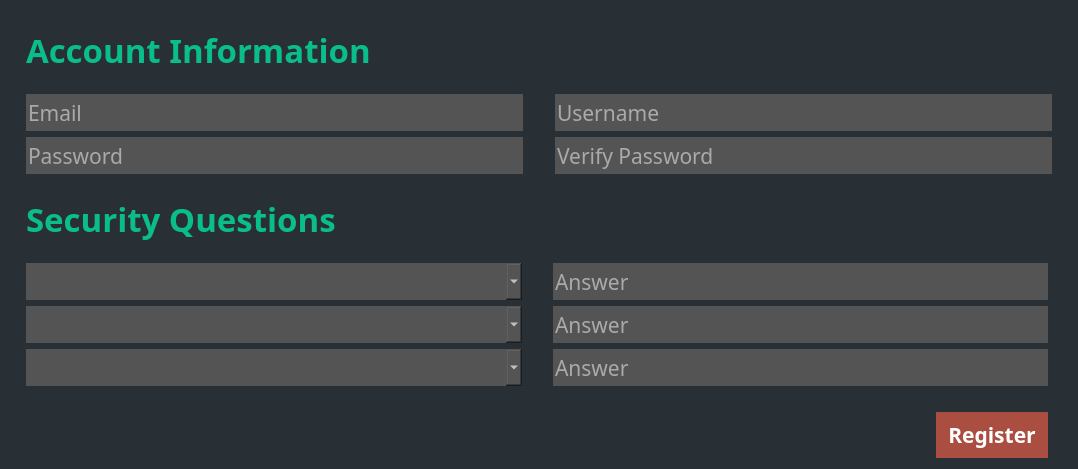
This is createaccount.ui in dparker2/StudyGroup as Qt 5 draws it before an edit. The edited form follows.
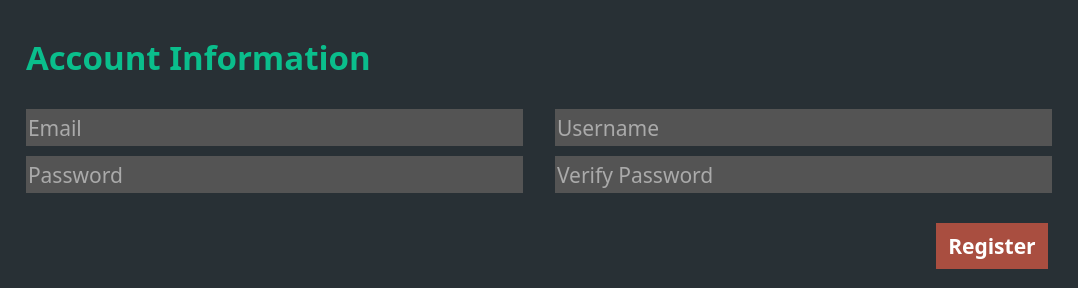
This is the edited form.

The edit to the form file:
```diff
--- a/createaccount.ui
+++ b/createaccount.ui
@@ -7,7 +7,7 @@
     <x>0</x>
     <y>0</y>
     <width>1078</width>
-    <height>469</height>
+    <height>288</height>
    </rect>
   </property>
   <property name="minimumSize">
@@ -190,258 +190,6 @@
      </item>
     </layout>
    </item>
-   <item row="4" column="1">
-    <layout class="QGridLayout" name="layout_security_questions">
-     <property name="leftMargin">
-      <number>0</number>
-     </property>
-     <property name="topMargin">
-      <number>0</number>
-     </property>
-     <property name="rightMargin">
-      <number>30</number>
-     </property>
-     <property name="bottomMargin">
-      <number>0</number>
-     </property>
-     <item row="4" column="1">
-      <spacer name="horizontalSpacer_3">
-       <property name="orientation">
-        <enum>Qt::Horizontal</enum>
-       </property>
-       <property name="sizeType">
-        <enum>QSizePolicy::Minimum</enum>
-       </property>
-       <property name="sizeHint" stdset="0">
-        <size>
-         <width>25</width>
-         <height>20</height>
-        </size>
-       </property>
-      </spacer>
-     </item>
-     <item row="6" column="2">
-      <widget class="QLineEdit" name="lineEdit_answer3">
-       <property name="minimumSize">
-        <size>
-         <width>0</width>
-         <height>37</height>
-        </size>
-       </property>
-       <property name="maximumSize">
-        <size>
-         <width>16777215</width>
-         <height>37</height>
-        </size>
-       </property>
-       <property name="font">
-        <font>
-         <family>Trebuchet MS</family>
-         <pointsize>16</pointsize>
-        </font>
-       </property>
-       <property name="styleSheet">
-        <string notr="true">background-color: #545454;
-color:white;
-border-style:none;</string>
-       </property>
-       <property name="placeholderText">
-        <string>Answer</string>
-       </property>
-      </widget>
-     </item>
-     <item row="8" column="0">
-      <spacer name="horizontalSpacer">
-       <property name="orientation">
-        <enum>Qt::Horizontal</enum>
-       </property>
-       <property name="sizeType">
-        <enum>QSizePolicy::Fixed</enum>
-       </property>
-       <property name="sizeHint" stdset="0">
-        <size>
-         <width>375</width>
-         <height>0</height>
-        </size>
-       </property>
-      </spacer>
-     </item>
-     <item row="4" column="0">
-      <widget class="QComboBox" name="comboBox_q2">
-       <property name="sizePolicy">
-        <sizepolicy hsizetype="Preferred" vsizetype="Fixed">
-         <horstretch>0</horstretch>
-         <verstretch>0</verstretch>
-        </sizepolicy>
-       </property>
-       <property name="minimumSize">
-        <size>
-         <width>0</width>
-         <height>37</height>
-        </size>
-       </property>
-       <property name="maximumSize">
-        <size>
-         <width>16777215</width>
-         <height>37</height>
-        </size>
-       </property>
-       <property name="font">
-        <font>
-         <family>Trebuchet MS</family>
-         <pointsize>16</pointsize>
-        </font>
-       </property>
-       <property name="styleSheet">
-        <string notr="true">background-color: #545454;
-color:white;
-border-style:none;</string>
-       </property>
-      </widget>
-     </item>
-     <item row="6" column="0">
-      <widget class="QComboBox" name="comboBox_q3">
-       <property name="sizePolicy">
-        <sizepolicy hsizetype="MinimumExpanding" vsizetype="Fixed">
-         <horstretch>0</horstretch>
-         <verstretch>0</verstretch>
-        </sizepolicy>
-       </property>
-       <property name="minimumSize">
-        <size>
-         <width>0</width>
-         <height>37</height>
-        </size>
-       </property>
-       <property name="maximumSize">
-        <size>
-         <width>16777215</width>
-         <height>37</height>
-        </size>
-       </property>
-       <property name="font">
-        <font>
-         <family>Trebuchet MS</family>
-         <pointsize>16</pointsize>
-        </font>
-       </property>
-       <property name="styleSheet">
-        <string notr="true">background-color: #545454;
-color:white;
-border-style:none;</string>
-       </property>
-      </widget>
-     </item>
-     <item row="2" column="0">
-      <widget class="QComboBox" name="comboBox_q1">
-       <property name="sizePolicy">
-        <sizepolicy hsizetype="MinimumExpanding" vsizetype="Fixed">
-         <horstretch>0</horstretch>
-         <verstretch>0</verstretch>
-        </sizepolicy>
-       </property>
-       <property name="minimumSize">
-        <size>
-         <width>0</width>
-         <height>37</height>
-        </size>
-       </property>
-       <property name="maximumSize">
-        <size>
-         <width>16777215</width>
-         <height>37</height>
-        </size>
-       </property>
-       <property name="sizeIncrement">
-        <size>
-         <width>0</width>
-         <height>37</height>
-        </size>
-       </property>
-       <property name="font">
-        <font>
-         <family>Trebuchet MS</family>
-         <pointsize>16</pointsize>
-        </font>
-       </property>
-       <property name="styleSheet">
-        <string notr="true">background-color: #545454;
-color:white;
-border-style:none;</string>
-       </property>
-       <property name="sizeAdjustPolicy">
-        <enum>QComboBox::AdjustToContents</enum>
-       </property>
-      </widget>
-     </item>
-     <item row="4" column="2">
-      <widget class="QLineEdit" name="lineEdit_answer2">
-       <property name="minimumSize">
-        <size>
-         <width>0</width>
-         <height>37</height>
-        </size>
-       </property>
-       <property name="maximumSize">
-        <size>
-         <width>16777215</width>
-         <height>37</height>
-        </size>
-       </property>
-       <property name="font">
-        <font>
-         <family>Trebuchet MS</family>
-         <pointsize>16</pointsize>
-        </font>
-       </property>
-       <property name="styleSheet">
-        <string notr="true">background-color: #545454;
-color:white;
-border-style:none;</string>
-       </property>
-       <property name="placeholderText">
-        <string>Answer</string>
-       </property>
-      </widget>
-     </item>
-     <item row="2" column="2">
-      <widget class="QLineEdit" name="lineEdit_answer1">
-       <property name="sizePolicy">
-        <sizepolicy hsizetype="MinimumExpanding" vsizetype="Fixed">
-         <horstretch>0</horstretch>
-         <verstretch>0</verstretch>
-        </sizepolicy>
-       </property>
-       <property name="minimumSize">
-        <size>
-         <width>0</width>
-         <height>37</height>
-        </size>
-       </property>
-       <property name="maximumSize">
-        <size>
-         <width>16777215</width>
-         <height>37</height>
-        </size>
-       </property>
-       <property name="font">
-        <font>
-         <family>Trebuchet MS</family>
-         <pointsize>16</pointsize>
-        </font>
-       </property>
-       <property name="styleSheet">
-        <string notr="true">background-color: #545454;
-color:white;
-border-style:none;</string>
-       </property>
-       <property name="placeholderText">
-        <string>Answer</string>
-       </property>
-      </widget>
-     </item>
-    </layout>
-   </item>
    <item row="1" column="1">
     <layout class="QHBoxLayout" name="horizontalLayout_7">
      <property name="leftMargin">
@@ -562,56 +310,7 @@
      </item>
     </layout>
    </item>
-   <item row="3" column="1">
-    <layout class="QGridLayout" name="gridLayout_9">
-     <property name="leftMargin">
-      <number>0</number>
-     </property>
-     <property name="topMargin">
-      <number>0</number>
-     </property>
-     <property name="bottomMargin">
-      <number>0</number>
-     </property>
-     <item row="0" column="0">
-      <widget class="QLabel" name="label_security_questions">
-       <property name="sizePolicy">
-        <sizepolicy hsizetype="Expanding" vsizetype="Preferred">
-         <horstretch>0</horstretch>
-         <verstretch>0</verstretch>
-        </sizepolicy>
-       </property>
-       <property name="maximumSize">
-        <size>
-         <width>16777215</width>
-         <height>84</height>
-        </size>
-       </property>
-       <property name="font">
-        <font>
-         <family>Trebuchet MS</family>
-         <pointsize>25</pointsize>
-         <weight>75</weight>
-         <italic>false</italic>
-         <bold>true</bold>
-         <underline>false</underline>
-         <strikeout>false</strikeout>
-        </font>
-       </property>
-       <property name="styleSheet">
-        <string notr="true">color:rgba(10,190,140);</string>
-       </property>
-       <property name="text">
-        <string>Security Questions</string>
-       </property>
-       <property name="alignment">
-        <set>Qt::AlignLeading|Qt::AlignLeft|Qt::AlignVCenter</set>
-       </property>
-      </widget>
-     </item>
-    </layout>
-   </item>
-   <item row="5" column="0" colspan="2">
+   <item row="4" column="0" colspan="2">
     <layout class="QHBoxLayout" name="horizontalLayout_8">
      <property name="topMargin">
       <number>20</number>
```
Left out of the diff: 13 changed lines with no effect on the pictures.
